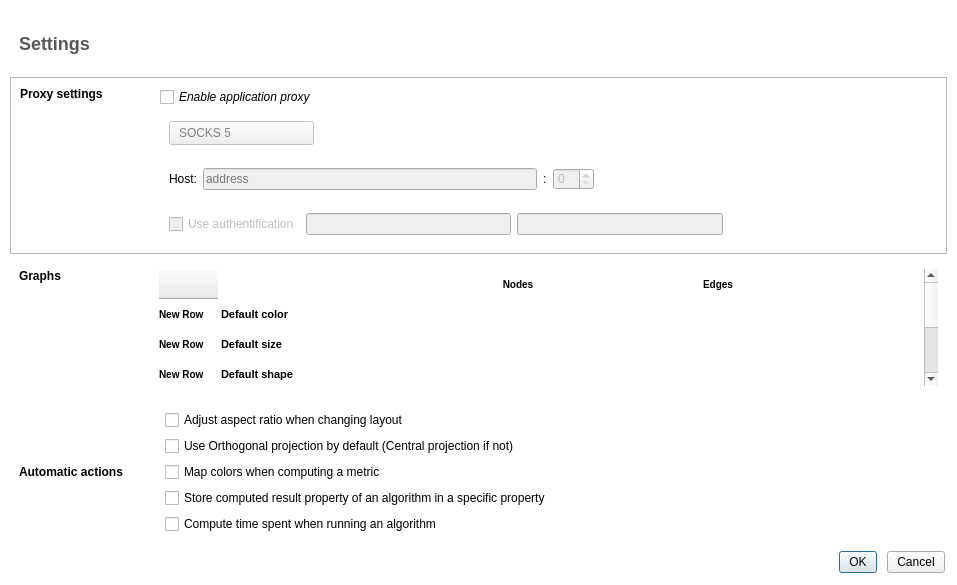
Qt form plugins/perspective/GraphPerspective/designer/PreferencesDialog.ui (vadivelselvaraj/TulipGLImprovement) before a commit.
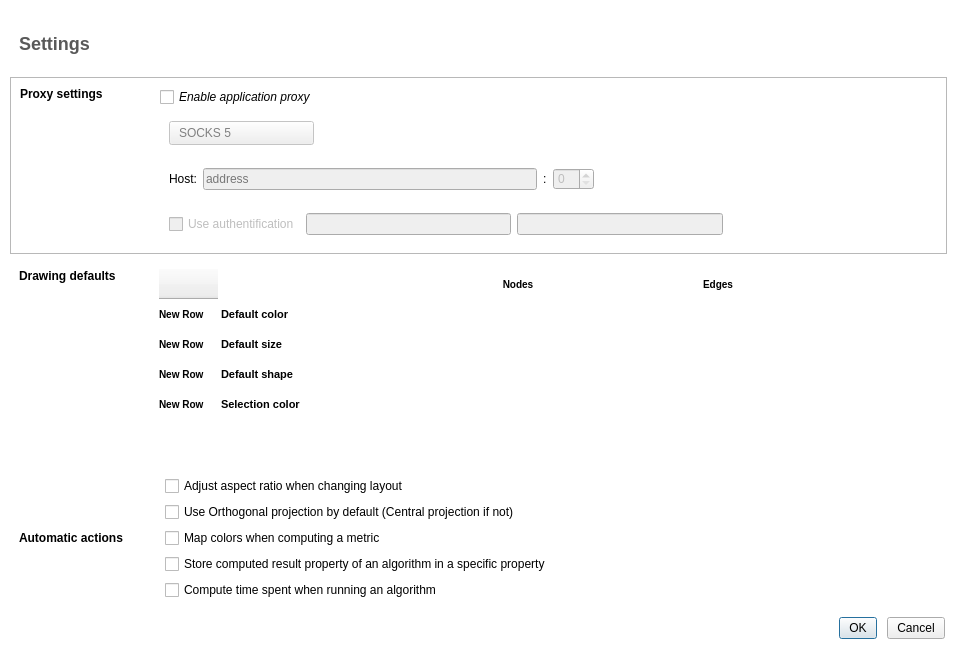
The same form after that commit. Icons and pictures are not drawn.

Commit message: enlarge dialog height for better display

Diff of the .ui file:
```diff
--- a/plugins/perspective/GraphPerspective/designer/PreferencesDialog.ui
+++ b/plugins/perspective/GraphPerspective/designer/PreferencesDialog.ui
@@ -7,7 +7,7 @@
     <x>0</x>
     <y>0</y>
     <width>957</width>
-    <height>585</height>
+    <height>651</height>
    </rect>
   </property>
   <property name="minimumSize">
@@ -359,7 +359,7 @@
          <string notr="true">font-weight: bold;</string>
         </property>
         <property name="text">
-         <string>Graphs</string>
+         <string>Drawing defaults</string>
         </property>
         <property name="alignment">
          <set>Qt::AlignLeading|Qt::AlignLeft|Qt::AlignTop</set>
```
